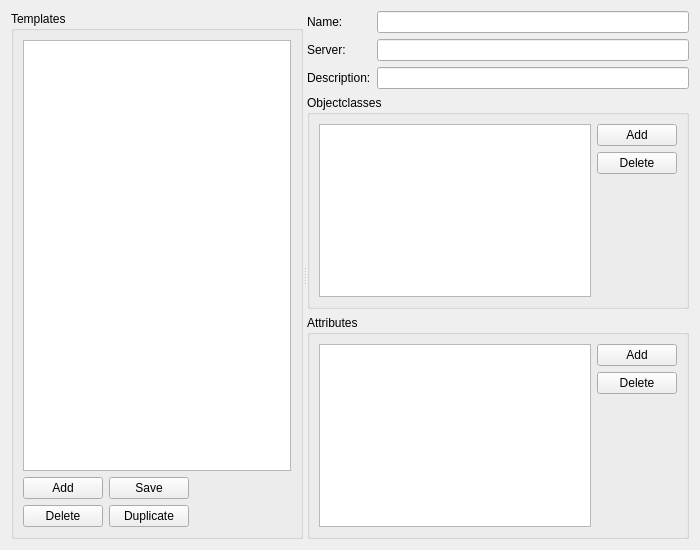
This is luma/plugins/template/design/TemplateWidgetDesign.ui in einaru/luma as Qt 5 draws it before an edit. The edited form follows.
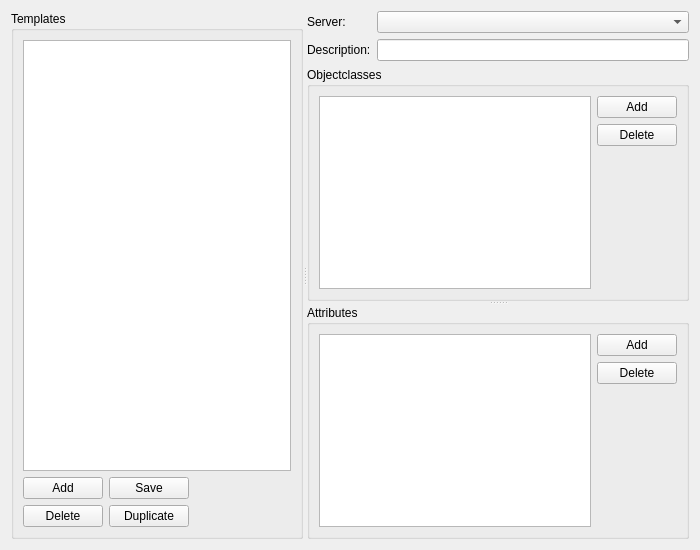
This is the edited form.

Commit message: Objectclasses is shown and removed name from the right side and changed server from lineedit to combobox(not working yet)

```diff
--- a/luma/plugins/template/design/TemplateWidgetDesign.ui
+++ b/luma/plugins/template/design/TemplateWidgetDesign.ui
@@ -15,7 +15,7 @@
   </property>
   <layout class="QGridLayout" name="gridLayout_3">
    <item row="0" column="0">
-    <widget class="QSplitter" name="splitter">
+    <widget class="QSplitter" name="splitter_2">
      <property name="orientation">
       <enum>Qt::Horizontal</enum>
      </property>
@@ -113,45 +113,36 @@
      <widget class="QWidget" name="layoutWidget">
       <layout class="QGridLayout" name="gridLayout_2">
        <item row="0" column="0">
-        <widget class="QLabel" name="labelName">
-         <property name="text">
-          <string>Name:</string>
-         </property>
-        </widget>
-       </item>
-       <item row="0" column="1">
-        <widget class="QLineEdit" name="lineEditName"/>
-       </item>
-       <item row="1" column="0">
         <widget class="QLabel" name="labelServer">
          <property name="text">
           <string>Server:</string>
          </property>
         </widget>
        </item>
-       <item row="1" column="1">
-        <widget class="QLineEdit" name="lineEditServer"/>
-       </item>
-       <item row="2" column="0">
+       <item row="1" column="0">
         <widget class="QLabel" name="labelDescription">
          <property name="text">
           <string>Description:</string>
          </property>
         </widget>
        </item>
-       <item row="2" column="1">
+       <item row="1" column="1">
         <widget class="QLineEdit" name="lineEditDescription"/>
        </item>
-       <item row="3" column="0" rowspan="2" colspan="2">
+       <item row="2" column="0" colspan="2">
+        <widget class="QSplitter" name="splitter">
+         <property name="orientation">
+          <enum>Qt::Vertical</enum>
+         </property>
+         <property name="childrenCollapsible">
+          <bool>false</bool>
+         </property>
         <widget class="QGroupBox" name="groupBoxObjectclasses">
          <property name="title">
           <string>Objectclasses</string>
          </property>
          <layout class="QGridLayout" name="gridLayout_5">
-          <item row="0" column="0" rowspan="3" colspan="2">
-           <widget class="QTableView" name="tableViewObjectclasses"/>
-          </item>
-          <item row="0" column="2">
+           <item row="0" column="1">
            <widget class="QPushButton" name="pushButtonObjectclassesAdd">
             <property name="sizePolicy">
              <sizepolicy hsizetype="Fixed" vsizetype="Fixed">
@@ -164,7 +155,10 @@
             </property>
            </widget>
           </item>
-          <item row="1" column="2">
+           <item row="0" column="0" rowspan="3">
+            <widget class="QListView" name="listViewObjectclasses"/>
+           </item>
+           <item row="1" column="1">
            <widget class="QPushButton" name="pushButtonObjectclassesDelete">
             <property name="sizePolicy">
              <sizepolicy hsizetype="Fixed" vsizetype="Fixed">
@@ -179,8 +173,6 @@
           </item>
          </layout>
         </widget>
-       </item>
-       <item row="5" column="0" colspan="2">
         <widget class="QGroupBox" name="groupBoxAttributes">
          <property name="title">
           <string>Attributes</string>
@@ -217,6 +209,10 @@
           </item>
          </layout>
         </widget>
+        </widget>
+       </item>
+       <item row="0" column="1">
+        <widget class="QComboBox" name="comboBoxServer"/>
        </item>
       </layout>
      </widget>
```
Lines whose indentation alone changed are shown as unchanged. The commit also changes 7 other files.
